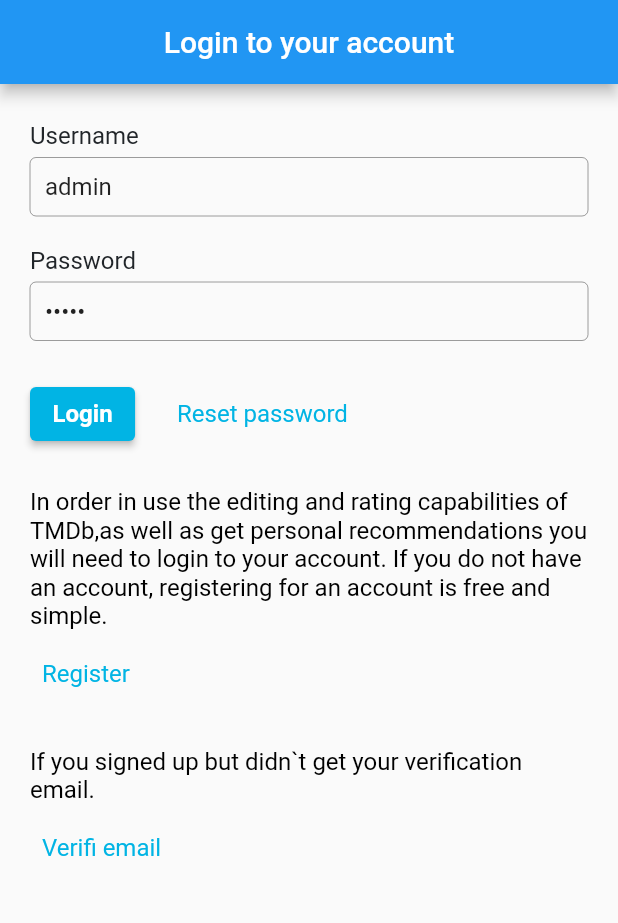
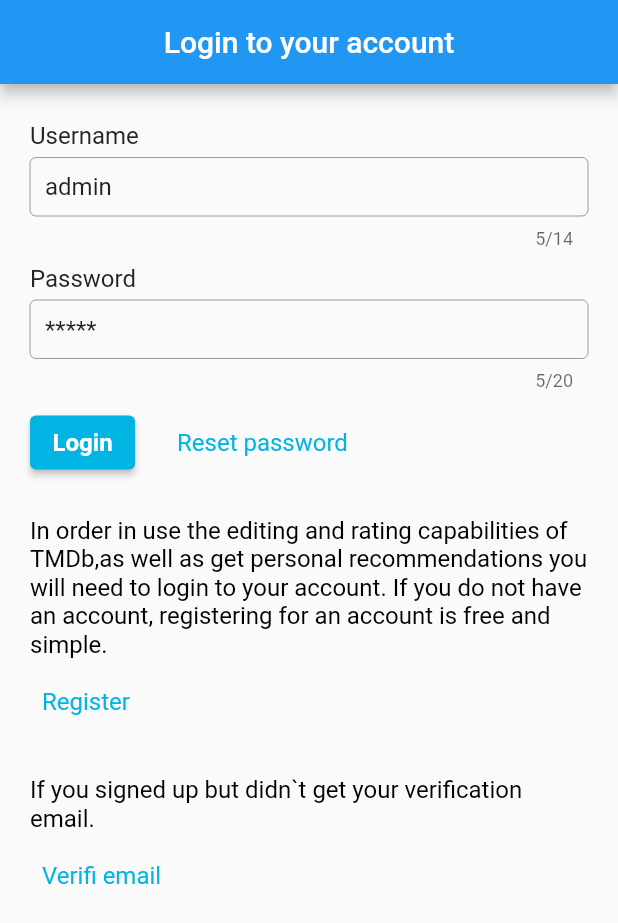
Before and after one commit to DarkPiano/The-Movie, a Flutter app: the screen it shows after launch, on a phone screen of 412 x 824 dp. Shown: the top 923 px of the screen. Run offline on Flutter 3.47's test engine with Material 2 defaults, Android fonts, the phone set to English and light mode, and no system bars.

Commit message:
fix: required settings for password field

```diff
--- a/lib/widgets/auth/auth_widget.dart
+++ b/lib/widgets/auth/auth_widget.dart
@@ -1,6 +1,7 @@
 // ignore_for_file: avoid_print
 
 import 'package:flutter/material.dart';
+import 'package:flutter/services.dart';
 import '../../Theme/button_style.dart';
 
 class AuthWidget extends StatefulWidget {
@@ -137,20 +138,32 @@ class _FormWidgetState extends State<_FormWidget> {
         const Text('Username', style: textStyle),
         const SizedBox(height: 5),
         TextField(
-            controller: _loginTextController, decoration: textFieldDecoration),
-        const SizedBox(height: 20),
+          maxLength: 14,
+          maxLengthEnforcement: MaxLengthEnforcement.enforced,
+          controller: _loginTextController,
+          decoration: textFieldDecoration,
+        ),
+        const SizedBox(height: 10),
         const Text('Password', style: textStyle),
         const SizedBox(height: 5),
         TextField(
-            controller: _passwordTextController,
-            decoration: textFieldDecoration,
-            obscureText: true),
-        const SizedBox(height: 25),
+          controller: _passwordTextController,
+          decoration: textFieldDecoration,
+          maxLength: 20,
+          //Обязательно для поля ввода пароля
+          obscureText: true,
+          obscuringCharacter: '*',
+          autocorrect: false,
+          enableSuggestions: false,
+          //
+        ),
+        const SizedBox(height: 10),
         Row(
           children: [
             ElevatedButton(
               style: ButtonStyle(
-                backgroundColor: MaterialStateProperty.all(const Color(0xFF01B4E4)),
+                backgroundColor:
+                    MaterialStateProperty.all(const Color(0xFF01B4E4)),
                 foregroundColor: MaterialStateProperty.all(Colors.white),
                 textStyle: MaterialStateProperty.all(
                   const TextStyle(fontSize: 16, fontWeight: FontWeight.w700),
```
